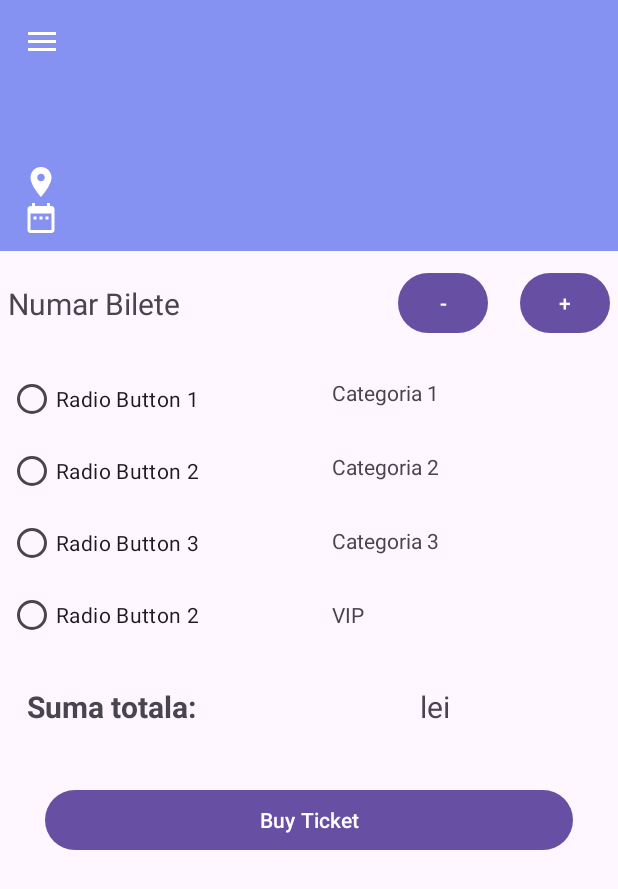
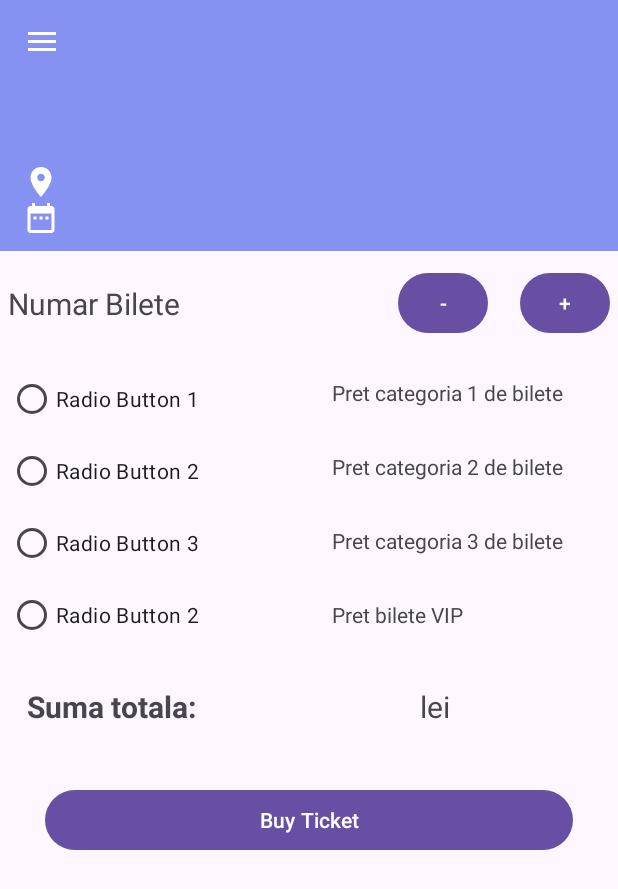
Before and after one commit to miharotaru/MyTicketApp, an Android app: the fragment PaymentDetailsTicketFragment placed in its activity, on a phone screen of 412 x 824 dp. Shown: the top 889 px of the screen. Run offline under Robolectric (Android 15) with nearby library versions, the phone set to English and light mode, and no system bars; our stand-ins replace Firebase (no records; nobody signed in at launch, a user with empty details on screens opened directly).

Commit message:
implemented PaymentDetailsTicketFragment

```diff
--- /dev/null
+++ b/MyApplication/app/src/main/res/drawable/custom_button_background.xml
@@ -0,0 +1,5 @@
+<?xml version="1.0" encoding="utf-8"?>
+<selector xmlns:android="http://schemas.android.com/apk/res/android">
+    <item android:drawable="@drawable/custom_button_pressed" android:state_pressed="true" />
+    <item android:drawable="@drawable/custom_button_normal" />
+</selector>
--- /dev/null
+++ b/MyApplication/app/src/main/res/drawable/custom_button_normal.xml
@@ -0,0 +1,6 @@
+<?xml version="1.0" encoding="utf-8"?>
+<shape xmlns:android="http://schemas.android.com/apk/res/android"
+    android:shape="rectangle">
+    <corners android:radius="8dp" />
+    <solid android:color="#2980b9" />
+</shape>
--- /dev/null
+++ b/MyApplication/app/src/main/res/drawable/custom_button_pressed.xml
@@ -0,0 +1,6 @@
+<?xml version="1.0" encoding="utf-8"?>
+<shape xmlns:android="http://schemas.android.com/apk/res/android"
+    android:shape="rectangle">
+    <corners android:radius="8dp" />
+    <solid android:color="#3498db" />
+</shape>
--- /dev/null
+++ b/MyApplication/app/src/main/res/drawable/custom_dialog_background.xml
@@ -0,0 +1,6 @@
+<?xml version="1.0" encoding="utf-8"?>
+<shape xmlns:android="http://schemas.android.com/apk/res/android"
+    android:shape="rectangle">
+    <solid android:color="@color/lavander" />
+    <corners android:radius="10dp" />
+</shape>
--- a/MyApplication/app/src/main/res/layout/fragment_payment_details_ticket.xml
+++ b/MyApplication/app/src/main/res/layout/fragment_payment_details_ticket.xml
@@ -106,7 +106,7 @@
         </Button>
 
         <TextView
-            android:id="@+id/tv_show_number_tickets"
+            android:id="@+id/tv_show_number_of_tickets"
             android:layout_width="wrap_content"
             android:layout_height="wrap_content"
             tools:text="2"
@@ -125,7 +125,7 @@
             android:layout_height="wrap_content"
             app:layout_constraintTop_toTopOf="parent"
             app:layout_constraintBottom_toBottomOf="parent"
-            app:layout_constraintRight_toLeftOf="@+id/tv_show_number_tickets"
+            app:layout_constraintRight_toLeftOf="@+id/tv_show_number_of_tickets"
             android:text="-"
             android:layout_margin="@dimen/margin">
 
@@ -161,26 +161,26 @@
                 <!-- RadioButton 1 -->
                 <RadioButton
                     android:id="@+id/radio_button1"
-                    android:layout_width="wrap_content"
+                    android:layout_width="match_parent"
                     android:layout_height="wrap_content"
                     android:text="Radio Button 1"/>
 
                 <!-- RadioButton 2 -->
                 <RadioButton
                     android:id="@+id/radio_button2"
-                    android:layout_width="wrap_content"
+                    android:layout_width="match_parent"
                     android:layout_height="wrap_content"
                     android:text="Radio Button 2"/>
                 <RadioButton
                     android:id="@+id/radio_button3"
-                    android:layout_width="wrap_content"
+                    android:layout_width="match_parent"
                     android:layout_height="wrap_content"
                     android:text="Radio Button 3"/>
 
                 <!-- RadioButton 2 -->
                 <RadioButton
                     android:id="@+id/radio_button4"
-                    android:layout_width="wrap_content"
+                    android:layout_width="match_parent"
                     android:layout_height="wrap_content"
                     android:text="Radio Button 2"/>
 
@@ -208,7 +208,7 @@
                 <TextView
                     android:layout_width="wrap_content"
                     android:layout_height="wrap_content"
-                    android:text="Categoria 1"
+                    android:text="Pret categoria 1 de bilete"
                     android:layout_gravity="center_vertical"
                     android:padding="10dp"/>
 
@@ -224,7 +224,7 @@
                 <TextView
                     android:layout_width="wrap_content"
                     android:layout_height="wrap_content"
-                    android:text="Categoria 2"
+                    android:text="Pret categoria 2 de bilete"
                     android:layout_gravity="center_vertical"
                     android:padding="10dp"/>
 
@@ -240,7 +240,7 @@
                 <TextView
                     android:layout_width="wrap_content"
                     android:layout_height="wrap_content"
-                    android:text="Categoria 3"
+                    android:text="Pret categoria 3 de bilete"
                     android:layout_gravity="center_vertical"
                     android:padding="10dp"/>
 
@@ -256,7 +256,7 @@
                 <TextView
                     android:layout_width="wrap_content"
                     android:layout_height="wrap_content"
-                    android:text="VIP"
+                    android:text="Pret bilete VIP"
                     android:layout_gravity="center_vertical"
                     android:padding="10dp"
                     />
@@ -304,6 +304,7 @@
 
             <!-- Textul pentru ceva din partea dreaptă -->
             <TextView
+                android:id="@+id/tv_suma_totala_ticket"
                 android:layout_width="wrap_content"
                 android:layout_height="wrap_content"
                 tools:text="1000"
```
Also changed, not shown: MyApplication/app/src/main/java/com/example/myapplication/classes/Ticket.kt (+6 -1 lines), MyApplication/app/src/main/java/com/example/myapplication/fragments/PaymentDetailsTicketFragment.kt (+95 -8 lines), MyApplication/app/src/main/res/layout/custom_dialog.xml (added, +42 -0 lines).
